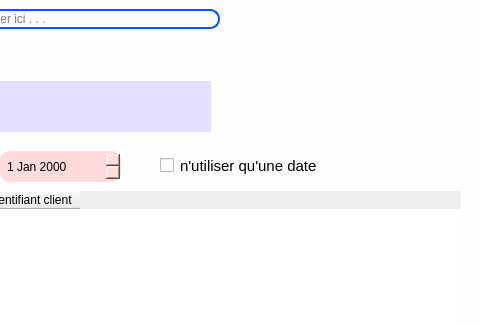
Qt form views/main_window.ui (ninohantonio/Store-Management) before a commit; both pictures show x 645 to 1125 and y 0 to 325 of the 1367 by 701 pixel window.
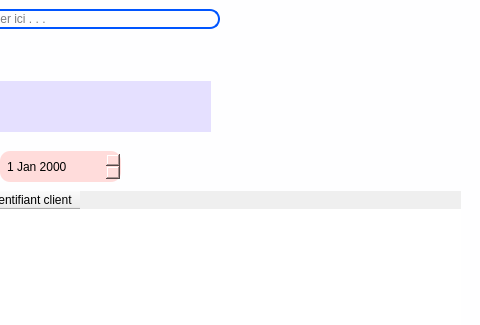
The same form after that commit. The open tabs and pages were chosen to show the change. Icons and pictures are not drawn. Custom widgets are drawn as their Qt base class.

Commit message: date filter search

```diff
--- a/views/main_window.ui
+++ b/views/main_window.ui
@@ -1192,24 +1192,6 @@
                </rect>
               </property>
              </widget>
-             <widget class="QCheckBox" name="dateCheck">
-              <property name="geometry">
-               <rect>
-                <x>590</x>
-                <y>89</y>
-                <width>161</width>
-                <height>31</height>
-               </rect>
-              </property>
-              <property name="font">
-               <font>
-                <pointsize>11</pointsize>
-               </font>
-              </property>
-              <property name="text">
-               <string>n'utiliser qu'une date</string>
-              </property>
-             </widget>
             </widget>
            </item>
           </layout>
```
The commit also changes 4 other files.
